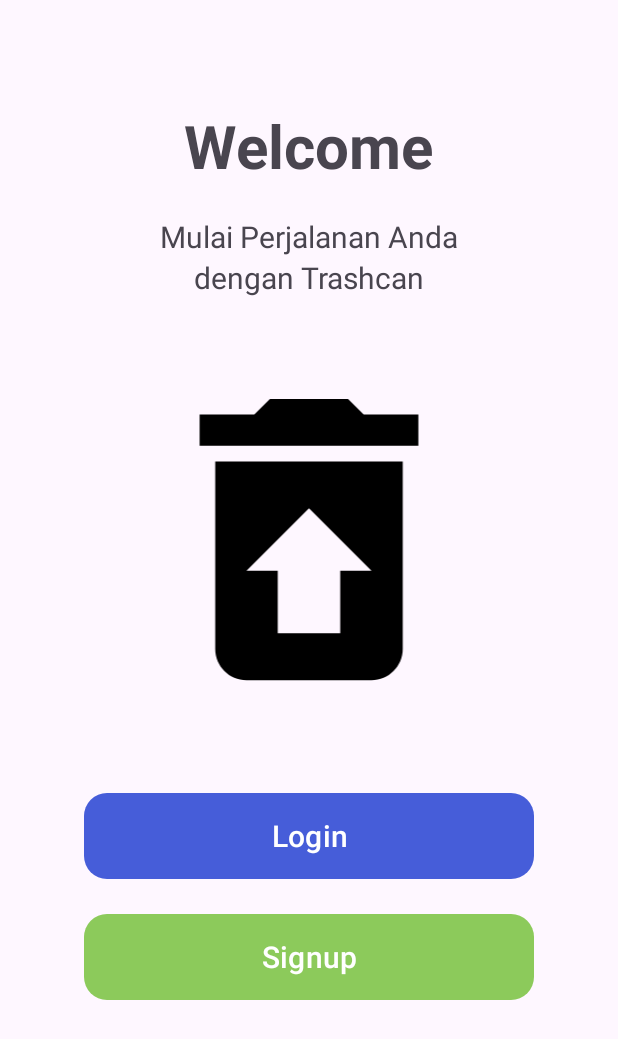
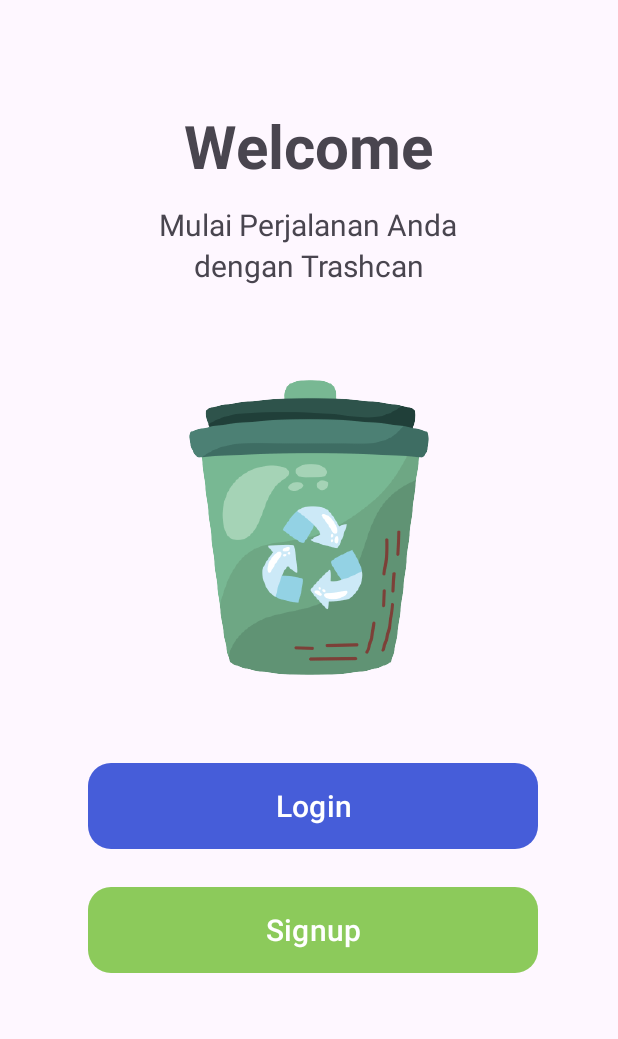
Before and after one commit to trashcan-bangkit/mobdev, an Android app: the layout activity_welcome.xml on its own in the app's theme, with its tools: preview values and no code run, on a phone screen of 412 x 824 dp. Shown: the top 1039 px of the screen. Run offline under Robolectric (Android 15) with nearby library versions, the phone set to English and light mode, and no system bars.

Commit message:
welcome page ver 1

```diff
--- a/app/src/main/AndroidManifest.xml
+++ b/app/src/main/AndroidManifest.xml
@@ -13,6 +13,12 @@
         android:theme="@style/Theme.Trashcan"
         tools:targetApi="31">
         <activity
+            android:name=".view.signup.SignupActivity"
+            android:exported="false" />
+        <activity
+            android:name=".view.login.LoginActivity"
+            android:exported="false" />
+        <activity
             android:name=".view.welcome.WelcomeActivity"
             android:exported="false" />
         <activity
--- /dev/null
+++ b/app/src/main/java/com/capstone/trashcan/view/EmailEditText.kt
@@ -0,0 +1,4 @@
+package com.capstone.trashcan.view
+
+class EmailEditText {
+}
--- a/app/src/main/res/layout/activity_welcome.xml
+++ b/app/src/main/res/layout/activity_welcome.xml
@@ -24,10 +24,11 @@
         android:id="@+id/subtitleTextView1"
         android:layout_width="wrap_content"
         android:layout_height="wrap_content"
-        android:layout_marginTop="20dp"
+        android:layout_marginTop="12dp"
         android:text="@string/wording_welcome"
         android:textSize="20sp"
         app:layout_constraintEnd_toEndOf="parent"
+        app:layout_constraintHorizontal_bias="0.497"
         app:layout_constraintStart_toStartOf="parent"
         app:layout_constraintTop_toBottomOf="@+id/titleTextView" />
 
@@ -52,21 +53,21 @@
         app:layout_constraintHorizontal_bias="0.5"
         app:layout_constraintStart_toStartOf="parent"
         app:layout_constraintTop_toBottomOf="@+id/subtitleTextView2"
-        app:srcCompat="@drawable/baseline_restore_from_trash_24" />
+        app:srcCompat="@drawable/trashbin_transparant" />
 
     <Button
         android:id="@+id/loginButton"
         android:layout_width="300dp"
         android:layout_height="65dp"
         android:layout_marginStart="16dp"
-        android:layout_marginTop="40dp"
+        android:layout_marginTop="28dp"
         android:layout_marginEnd="16dp"
         android:text="@string/login"
         android:textSize="20sp"
         app:backgroundTint="@color/blue_primary"
         app:cornerRadius="15dp"
         app:layout_constraintEnd_toEndOf="parent"
-        app:layout_constraintHorizontal_bias="0.5"
+        app:layout_constraintHorizontal_bias="0.531"
         app:layout_constraintStart_toStartOf="parent"
         app:layout_constraintTop_toBottomOf="@+id/imageView" />
 
@@ -83,7 +84,7 @@
         app:cornerRadius="15dp"
         app:layout_constraintBottom_toBottomOf="parent"
         app:layout_constraintEnd_toEndOf="parent"
-        app:layout_constraintHorizontal_bias="0.5"
+        app:layout_constraintHorizontal_bias="0.531"
         app:layout_constraintStart_toStartOf="parent"
         app:layout_constraintTop_toBottomOf="@+id/loginButton"
         app:layout_constraintVertical_bias="0.1" />
```
Also changed, not shown: app/src/main/java/com/capstone/trashcan/view/login/LoginActivity.kt (added, +21 -0 lines), app/src/main/java/com/capstone/trashcan/view/signup/SignupActivity.kt (added, +21 -0 lines), app/src/main/java/com/capstone/trashcan/view/welcome/WelcomeActivity.kt (+35 -6 lines), app/src/main/res/layout/activity_login.xml (added, +10 -0 lines), app/src/main/res/layout/activity_signup.xml (added, +10 -0 lines), app/src/main/res/drawable/trashbin_transparant.png (added), 1 other file.
